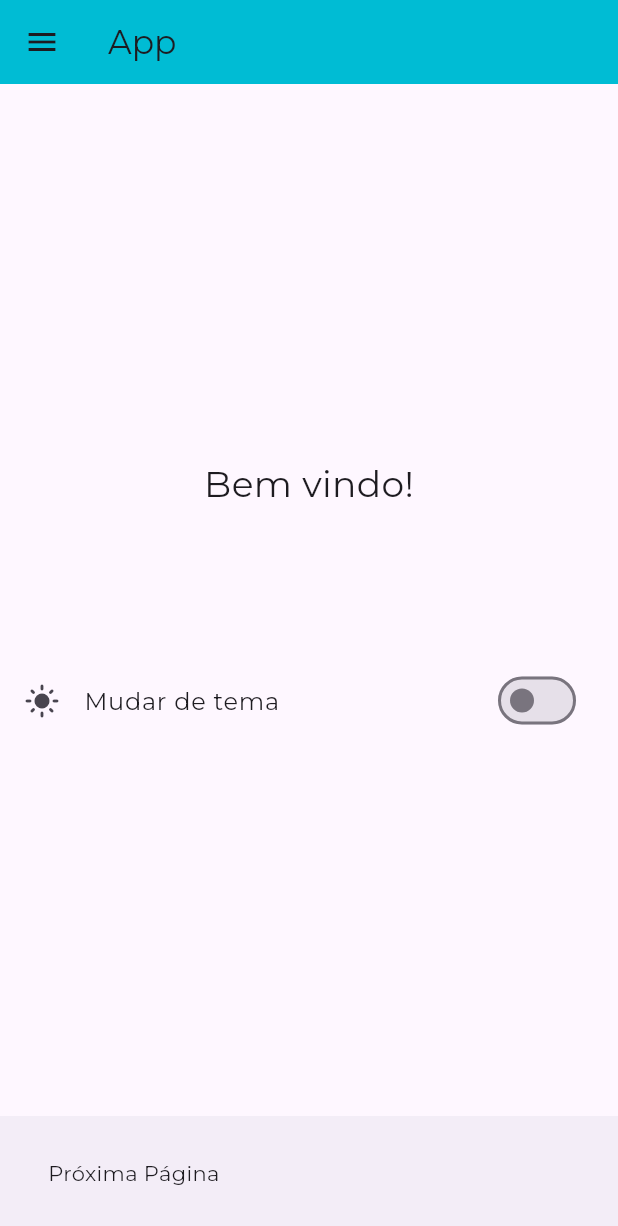
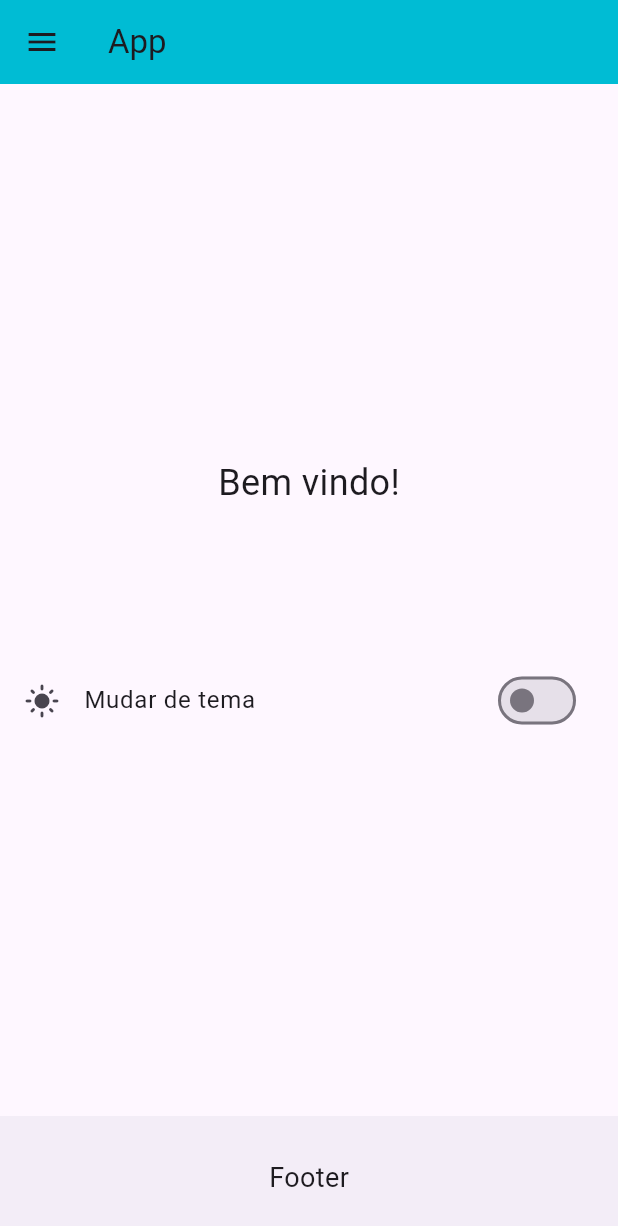
Before and after one commit to VinioVnz/meu_app, a Flutter app: the screen it shows after launch, on a phone screen of 412 x 824 dp. Shown: the top 1226 px of the screen. Run offline on Flutter 3.47's test engine with Material 3 defaults, Android fonts, the phone set to English and light mode, and no system bars; our stand-ins replace google_fonts; missing offline and left inert: dart:ffi.

Commit message:
welcome.dart final

```diff
--- a/lib/exercicios/Welcome.dart
+++ b/lib/exercicios/Welcome.dart
@@ -1,5 +1,5 @@
 import 'package:flutter/material.dart';
-import 'package:google_fonts/google_fonts.dart';
+
 class Welcome extends StatefulWidget {
   const Welcome({super.key});
 
@@ -14,7 +14,6 @@ class _WelcomeState extends State<Welcome> {
       title: "App de boas vindas",
       home: Home(),
       debugShowCheckedModeBanner: false,
-      theme: ThemeData(textTheme:GoogleFonts.montserratTextTheme()),
     );
   }
 }
@@ -28,18 +27,14 @@ class Home extends StatefulWidget {
 
 class _HomeState extends State<Home> {
   bool isDark = false;
-  void switchTheme() {}
+
   @override
   Widget build(BuildContext context) {
     return MaterialApp(
       debugShowCheckedModeBanner: false,
       themeMode: isDark ? ThemeMode.dark : ThemeMode.light,
-      theme: ThemeData(textTheme:GoogleFonts.montserratTextTheme()),
-      darkTheme: ThemeData.dark().copyWith(
-      textTheme: GoogleFonts.montserratTextTheme(
-      ThemeData.dark().textTheme,
-    ),
-  ),
+      theme: ThemeData.light(),
+      darkTheme: ThemeData.dark(),
       home: Scaffold(
         appBar: AppBar(title: Text("App"),backgroundColor: Colors.cyan,),
         body: Center(
@@ -49,6 +44,7 @@ class _HomeState extends State<Home> {
               Text("Bem vindo!", style: TextStyle(fontSize: 24)),
               SizedBox(height: 100,),
               SwitchListTile(
+                activeColor: Colors.cyan,
                 value: isDark,
                 title: Text("Mudar de tema", style: TextStyle(fontSize: 16)),
                 secondary:
@@ -64,43 +60,54 @@ class _HomeState extends State<Home> {
         ),
         drawer: Drawer(
           child: ListView(
+
             children: [
               DrawerHeader(child: Text("Menu", style: TextStyle(fontSize: 18))),
               ListTile(
+
                 title: Text(
                   "Home",
                   style: TextStyle(fontWeight: FontWeight.bold),
                 ),
+                leading: Icon(Icons.home),
               ),
               ListTile(
                 title: Text(
                   "Produtos",
                   style: TextStyle(fontWeight: FontWeight.bold),
                 ),
+                leading: Icon(Icons.shopping_bag),
               ),
               ListTile(
                 title: Text(
                   "Serviços",
                   style: TextStyle(fontWeight: FontWeight.bold),
                 ),
+                leading: Icon(Icons.handyman),
               ),
               ListTile(
                 title: Text(
                   "Contatos",
                   style: TextStyle(fontWeight: FontWeight.bold),
                 ),
+                leading: Icon(Icons.contact_mail),
               ),
               ListTile(
                 title: Text(
                   "Sobre Nós",
                   style: TextStyle(fontWeight: FontWeight.bold),
                 ),
+                leading: Icon(Icons.group),
+
               ),
             ],
           ),
         ),
         bottomNavigationBar: BottomAppBar(
-          child: Padding(padding: EdgeInsets.all(16), child: Text("Próxima Página"),),
+
+          child: Padding(padding: EdgeInsets.all(16), child: Center(
+            child: Text("Footer",style: TextStyle(fontSize: 18),),
+          )),
         ),
       ),
     );
```
